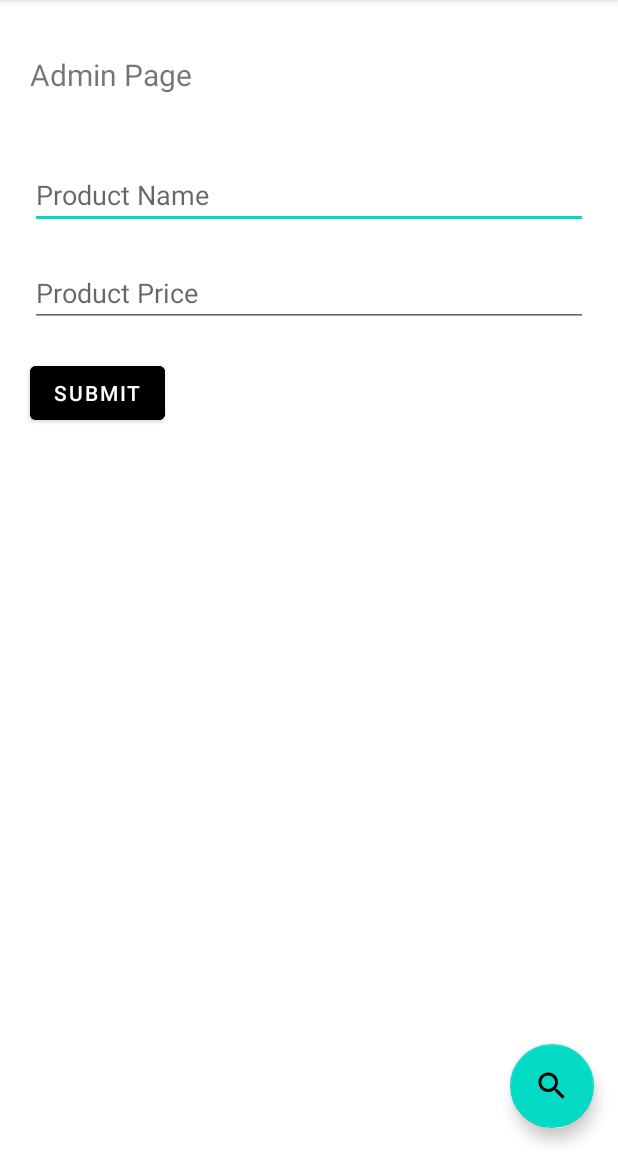
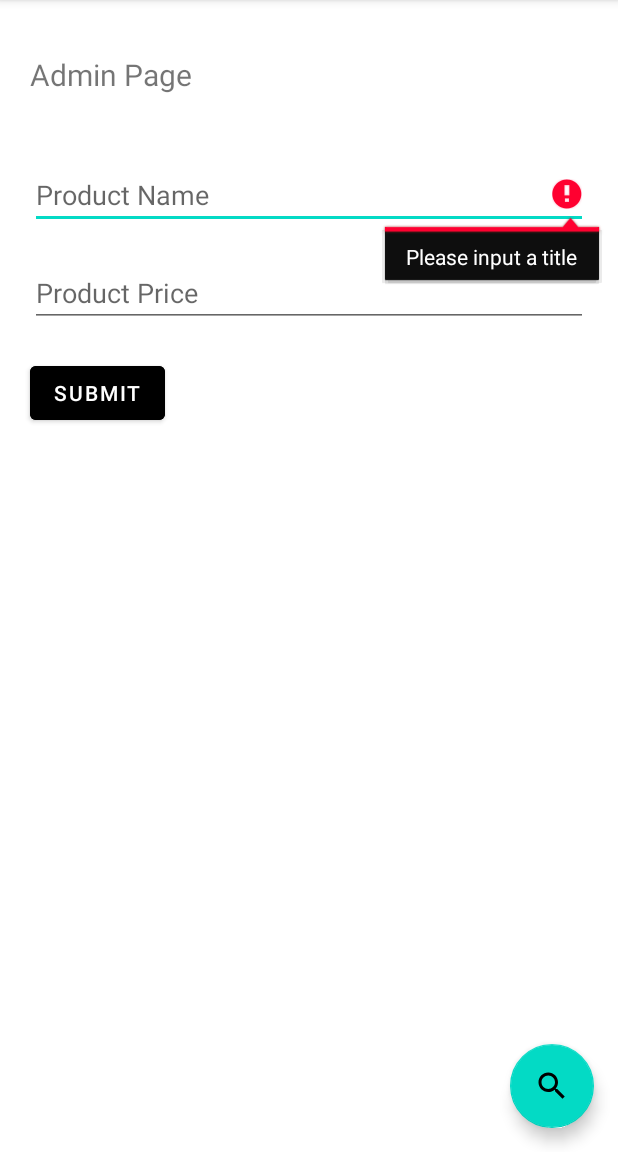
Before and after one commit to dikascode/avalanche, an Android app: the fragment AdminFragment placed in its activity, after a tap on "SUBMIT", on a phone screen of 412 x 824 dp, the part 84-1236 px from its top. Run offline under Robolectric (Android 15) with nearby library versions, the phone set to English and light mode, and no system bars; our stand-ins replace Picasso, Room's generated code; pictures from the network do not load.

Commit message:
Fixed ui thread bug n redirected to home page after adding product to room

```diff
--- a/app/src/main/java/com/decagon/avalanche/ui/fragments/AdminFragment.kt
+++ b/app/src/main/java/com/decagon/avalanche/ui/fragments/AdminFragment.kt
@@ -1,10 +1,13 @@
 package com.decagon.avalanche.ui.fragments
 
 import android.os.Bundle
+import android.util.Log
 import android.view.LayoutInflater
 import android.view.View
 import android.view.ViewGroup
+import android.widget.Toast
 import androidx.fragment.app.Fragment
+import com.decagon.avalanche.R
 import com.decagon.avalanche.databinding.FragmentAdminBinding
 import com.decagon.avalanche.model.ProductModel
 import com.decagon.avalanche.room.AvalancheDatabase
@@ -48,14 +51,40 @@ class AdminFragment : Fragment() {
     }
 
     private fun saveProductToRoom(db: AvalancheDatabase) {
-        //Obtain data from input
+        //Obtain data from inputs
         val title = binding.productNameEt.text
-        val price: Double = binding.productPriceEt.text.toString().toDouble()
+        val price = binding.productPriceEt.text
 
-        //save data to database
-        val product = RoomProduct(null, title.toString(), price)
-        ProductModel(db.productDao()).addProduct(product)
-        db.close()
+        Log.d("TAG", "saveProductToRoom: $title, $price")
+
+        if (title != null && price!= null) {
+            when {
+                title.isEmpty() -> {
+                    requireActivity().runOnUiThread(Runnable {
+                        binding.productNameEt.error = "Please input a title"
+                        Toast.makeText(requireContext(), "Please fill title field", Toast.LENGTH_LONG).show()
+                    })
+
+                }
+                price.isEmpty() -> {
+                    requireActivity().runOnUiThread(Runnable {
+                        binding.productPriceEt.error = "Price field cannot be empty"
+                        Toast.makeText(requireContext(), "Please fill price field", Toast.LENGTH_LONG).show()
+                    })
+
+                }
+                else -> {
+                    //save data to database
+                    val product = RoomProduct(null, title.toString(), price.toString().toDouble())
+                    ProductModel(db.productDao()).addProduct(product)
+                    db.close()
+
+                    requireActivity().supportFragmentManager.beginTransaction().replace(R.id.content_main_fl, MainFragment())
+                        .commit()
+                }
+            }
+        }
+
     }
 
 
```
